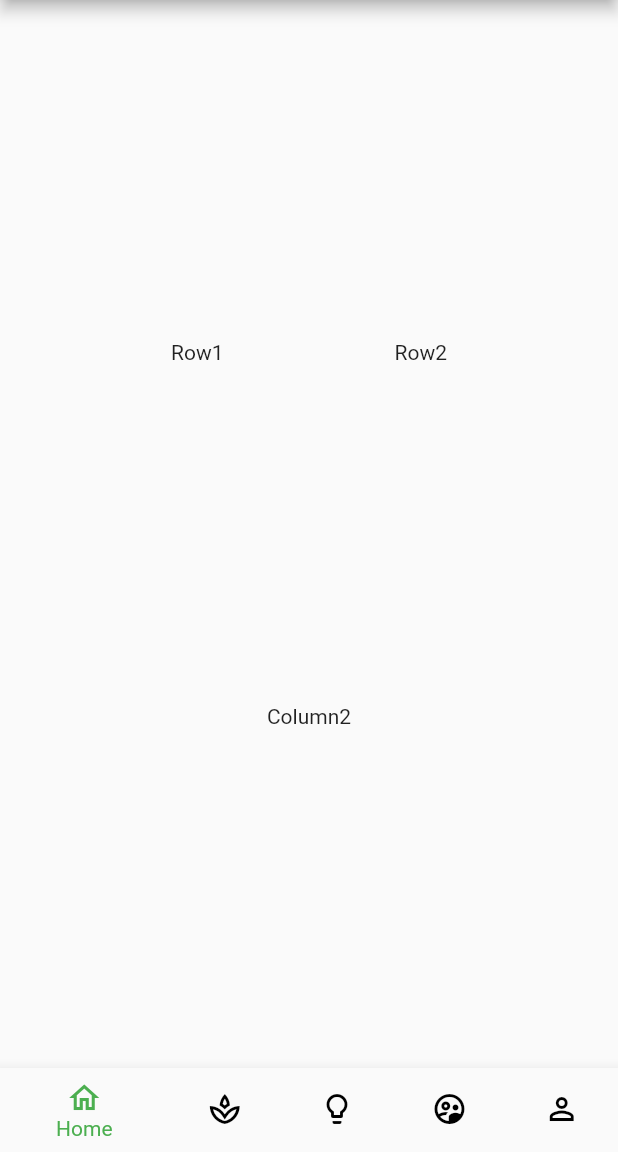
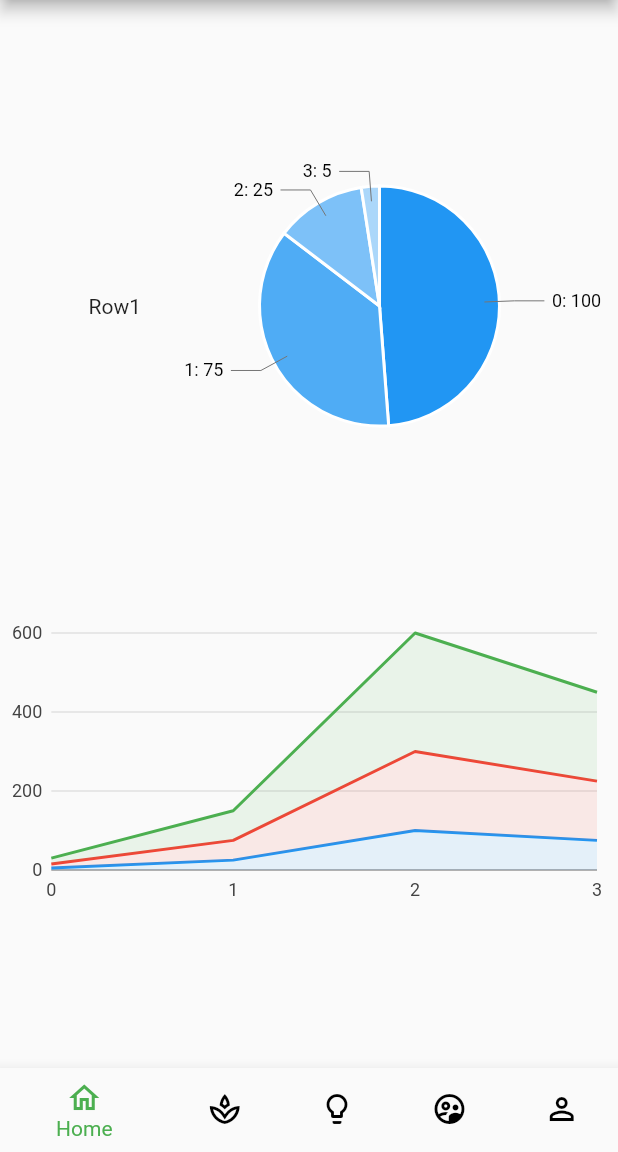
Before and after one commit to kuerbisatom/6geeks, a Flutter app: the screen it shows after launch, on a phone screen of 412 x 824 dp, the part 84-1236 px from its top. Run offline on Flutter 3.47's test engine with Material 2 defaults, Android fonts, the phone set to English and light mode, and no system bars; our stand-ins replace charts_flutter.

Commit message:
Added Charts

```diff
--- a/co2_tracker/lib/Screens/placeholder.dart
+++ /dev/null
@@ -1,66 +0,0 @@
-import 'package:flutter/material.dart';
-
-class PlaceholderWidget extends StatelessWidget{
-  final String text;
-
-
-  PlaceholderWidget(this.text);
-
-  Widget build(BuildContext context) {
-    return Center(
-      child: Text(text),
-    );
-  }
-}
-
-class DashboardWidget extends StatefulWidget {
-  @override
-  _DashboardWidgetState createState() => _DashboardWidgetState();
-}
-
-class _DashboardWidgetState extends State<DashboardWidget>{
-  Widget build(BuildContext context) {
-    return Container(
-      child: Column(
-        mainAxisAlignment: MainAxisAlignment.spaceEvenly,
-        children: [
-          Row(
-            mainAxisAlignment: MainAxisAlignment.spaceEvenly,
-            children: [
-              Text("Row1"),
-              Text("Row2"),
-            ],
-          ),
-          Text("Column2"),
-        ],
-      )
-    );
-  }
-}
-
-class TrackingList extends StatefulWidget {
-  _TrackingListState createState() => _TrackingListState();
-}
-
-class _TrackingListState extends State<TrackingList>{
-  @override
-  Widget build(BuildContext context) {
-    final titles = ['Food', 'Shopping', 'Transportation'];
-
-    final icons = [Icons.local_dining_outlined,Icons.local_grocery_store_outlined,Icons.commute_outlined];
-    return Container(
-      child: ListView.builder(
-      itemCount: titles.length,
-      itemBuilder: (context, index) {
-        return Card( //                           <-- Card widget
-          child: ListTile(
-            leading: Icon(icons[index]),
-            title: Text(titles[index]),
-            trailing: Icon(Icons.keyboard_arrow_right),
-          ),
-        );
-      },
-    )
-    );
-  }
-}
--- a/co2_tracker/lib/main.dart
+++ b/co2_tracker/lib/main.dart
@@ -1,5 +1,5 @@
 import 'package:flutter/material.dart';
-import 'package:co2_tracker/Screens/home_screen.dart';
+import 'package:co2_tracker/screens/home_screen.dart';
 
 
 void main() {
--- /dev/null
+++ b/co2_tracker/lib/screens/dashboard.dart
@@ -0,0 +1,176 @@
+import 'package:flutter/material.dart';
+import 'package:charts_flutter/flutter.dart' as charts;
+
+
+class DashboardWidget extends StatefulWidget {
+  @override
+  _DashboardWidgetState createState() => _DashboardWidgetState();
+}
+
+class _DashboardWidgetState extends State<DashboardWidget>{
+  static List<charts.Series<LinearSales, int>> _createSampleData() {
+    final myFakeDesktopData = [
+      new LinearSales(0, 5),
+      new LinearSales(1, 25),
+      new LinearSales(2, 100),
+      new LinearSales(3, 75),
+    ];
+
+    var myFakeTabletData = [
+      new LinearSales(0, 10),
+      new LinearSales(1, 50),
+      new LinearSales(2, 200),
+      new LinearSales(3, 150),
+    ];
+
+    var myFakeMobileData = [
+      new LinearSales(0, 15),
+      new LinearSales(1, 75),
+      new LinearSales(2, 300),
+      new LinearSales(3, 225),
+    ];
+
+    return [
+      new charts.Series<LinearSales, int>(
+        id: 'Desktop',
+        // colorFn specifies that the line will be blue.
+        colorFn: (_, __) => charts.MaterialPalette.blue.shadeDefault,
+        // areaColorFn specifies that the area skirt will be light blue.
+        areaColorFn: (_, __) =>
+        charts.MaterialPalette.blue.shadeDefault.lighter,
+        domainFn: (LinearSales sales, _) => sales.year,
+        measureFn: (LinearSales sales, _) => sales.sales,
+        data: myFakeDesktopData,
+      ),
+      new charts.Series<LinearSales, int>(
+        id: 'Tablet',
+        // colorFn specifies that the line will be red.
+        colorFn: (_, __) => charts.MaterialPalette.red.shadeDefault,
+        // areaColorFn specifies that the area skirt will be light red.
+        areaColorFn: (_, __) => charts.MaterialPalette.red.shadeDefault.lighter,
+        domainFn: (LinearSales sales, _) => sales.year,
+        measureFn: (LinearSales sales, _) => sales.sales,
+        data: myFakeTabletData,
+      ),
+      new charts.Series<LinearSales, int>(
+        id: 'Mobile',
+        // colorFn specifies that the line will be green.
+        colorFn: (_, __) => charts.MaterialPalette.green.shadeDefault,
+        // areaColorFn specifies that the area skirt will be light green.
+        areaColorFn: (_, __) =>
+        charts.MaterialPalette.green.shadeDefault.lighter,
+        domainFn: (LinearSales sales, _) => sales.year,
+        measureFn: (LinearSales sales, _) => sales.sales,
+        data: myFakeMobileData,
+      ),
+    ];
+  }
+
+  static List<charts.Series<LinearSales, int>> _createSampleData_Pie() {
+    final data = [
+      new LinearSales(0, 100),
+      new LinearSales(1, 75),
+      new LinearSales(2, 25),
+      new LinearSales(3, 5),
+    ];
+
+    return [
+      new charts.Series<LinearSales, int>(
+        id: 'Sales',
+        domainFn: (LinearSales sales, _) => sales.year,
+        measureFn: (LinearSales sales, _) => sales.sales,
+        data: data,
+        // Set a label accessor to control the text of the arc label.
+        labelAccessorFn: (LinearSales row, _) => '${row.year}: ${row.sales}',
+      )
+    ];
+  }
+
+  Widget build(BuildContext context) {
+    return Container(
+        child: Column(
+          mainAxisAlignment: MainAxisAlignment.spaceEvenly,
+          children: [
+            Row(
+              mainAxisAlignment: MainAxisAlignment.spaceEvenly,
+              children: [
+                Text("Row1"),
+                Container(
+                    height: 200,
+                    width: 200,
+                    child:
+                    new PieOutsideLabelChart(
+                    _createSampleData_Pie(),
+                    // Disable animations for image tests.
+                    animate: false,
+                  ),
+                ),
+              ],
+            ),
+            Container(
+                height: 200,
+                child: StackedAreaCustomColorLineChart(
+                  _createSampleData(),
+              // Disable animations for image tests.
+              animate: false,
+              )
+            )
+          ],
+        )
+    );
+  }
+}
+
+class LinearSales {
+  final int year;
+  final int sales;
+
+  LinearSales(this.year, this.sales);
+}
+class PieOutsideLabelChart extends StatelessWidget {
+  final List<charts.Series> seriesList;
+  final bool animate;
+
+  PieOutsideLabelChart(this.seriesList, {this.animate});
+
+  @override
+  Widget build(BuildContext context) {
+    return new charts.PieChart(seriesList,
+        animate: animate,
+        // Add an [ArcLabelDecorator] configured to render labels outside of the
+        // arc with a leader line.
+        //
+        // Text style for inside / outside can be controlled independently by
+        // setting [insideLabelStyleSpec] and [outsideLabelStyleSpec].
+        //
+        // Example configuring different styles for inside/outside:
+        //       new charts.ArcLabelDecorator(
+        //          insideLabelStyleSpec: new charts.TextStyleSpec(...),
+        //          outsideLabelStyleSpec: new charts.TextStyleSpec(...)),
+        defaultRenderer: new charts.ArcRendererConfig(arcRendererDecorators: [
+          new charts.ArcLabelDecorator(
+              labelPosition: charts.ArcLabelPosition.outside)
+        ]));
+  }
+}
+
+
+class StackedAreaCustomColorLineChart extends StatelessWidget {
+  final List<charts.Series> seriesList;
+  final bool animate;
+
+  StackedAreaCustomColorLineChart(this.seriesList, {this.animate});
+
+  @override
+  Widget build(BuildContext context) {
+    return new charts.LineChart(seriesList,
+        defaultRenderer:
+        new charts.LineRendererConfig(includeArea: true, stacked: true),
+        animate: animate);
+  }
+
+  /// Create one series with sample hard coded data.
+
+}
+
+/// Sample linear data type.
--- a/co2_tracker/lib/Screens/home_screen.dart
+++ b/co2_tracker/lib/screens/home_screen.dart
@@ -1,7 +1,8 @@
-import 'package:co2_tracker/Screens/placeholder.dart';
+import 'package:co2_tracker/screens/placeholder.dart';
+import 'package:co2_tracker/screens/tips.dart';
+import 'package:co2_tracker/screens/tracking.dart';
+import 'package:co2_tracker/screens/dashboard.dart';
 import 'package:flutter/material.dart';
-
-
 
 class MyHomePage extends StatefulWidget {
   MyHomePage({Key key, this.title}) : super(key: key);
@@ -29,7 +30,7 @@ class _MyHomePageState extends State<MyHomePage> {
   static List<Widget> _children= [
     DashboardWidget(),
     TrackingList(),
-    PlaceholderWidget("Tips"),
+    TipsList(),
     PlaceholderWidget("Community"),
     PlaceholderWidget("Profile"),
   ];
--- /dev/null
+++ b/co2_tracker/lib/screens/placeholder.dart
@@ -0,0 +1,13 @@
+import 'package:flutter/material.dart';
+
+class PlaceholderWidget extends StatelessWidget{
+  final String text;
+
+  PlaceholderWidget(this.text);
+
+  Widget build(BuildContext context) {
+    return Center(
+      child: Text(text),
+    );
+  }
+}
--- /dev/null
+++ b/co2_tracker/lib/screens/tips.dart
@@ -0,0 +1,31 @@
+import 'package:flutter/material.dart';
+
+class TipsList extends StatefulWidget {
+  _TipsListState createState() => _TipsListState();
+}
+
+class _TipsListState extends State<TipsList>{
+  @override
+  Widget build(BuildContext context) {
+    final titles = ['Tip', 'Tip', 'Tip', 'Tip', 'Tip', 'Tip', 'Tip', 'Tip', 'Tip', 'Tip', 'Tip', 'Tip', 'Tip', 'Tip', 'Tip', 'Tip', 'Tip', 'Tip', 'Tip', 'Tip'];
+
+    // final icons = [Icons.lightbulb_outline,Icons.lightbulb_outline,Icons.lightbulb_outline];
+    return Container(
+        child: ListView.builder(
+          itemCount: titles.length,
+          itemBuilder: (context, index) {
+            return Card( //                           <-- Card widget
+              child: ListTile(
+                leading:
+                IconButton(
+                    icon: Icon(Icons.lightbulb_outline),
+                    onPressed: null
+                ),
+                title: Text(titles[index] + ' $index'),
+              ),
+            );
+          },
+        )
+    );
+  }
+}
--- /dev/null
+++ b/co2_tracker/lib/screens/tracking.dart
@@ -0,0 +1,33 @@
+import 'package:flutter/material.dart';
+
+class TrackingList extends StatefulWidget {
+  _TrackingListState createState() => _TrackingListState();
+}
+
+class _TrackingListState extends State<TrackingList>{
+  @override
+  Widget build(BuildContext context) {
+    final titles = ['Food', 'Shopping', 'Transportation'];
+
+    final icons = [Icons.local_dining_outlined,
+      Icons.local_grocery_store_outlined,
+      Icons.commute_outlined];
+    return Container(
+        child: ListView.builder(
+          itemCount: titles.length,
+          itemBuilder: (context, index) {
+            return Card( //                           <-- Card widget
+              child: ListTile(
+                leading: Icon(icons[index]),
+                title: Text(titles[index]),
+                trailing: IconButton(
+                    icon: Icon(Icons.keyboard_arrow_right),
+                    onPressed: null
+                ),
+              ),
+            );
+          },
+        )
+    );
+  }
+}
```
Also changed, not shown: co2_tracker/pubspec.yaml (+15 -3 lines), co2_tracker/assets/LaunchImage.png (added), co2_tracker/assets/logo.png (added), co2_tracker/pubspec.lock.
